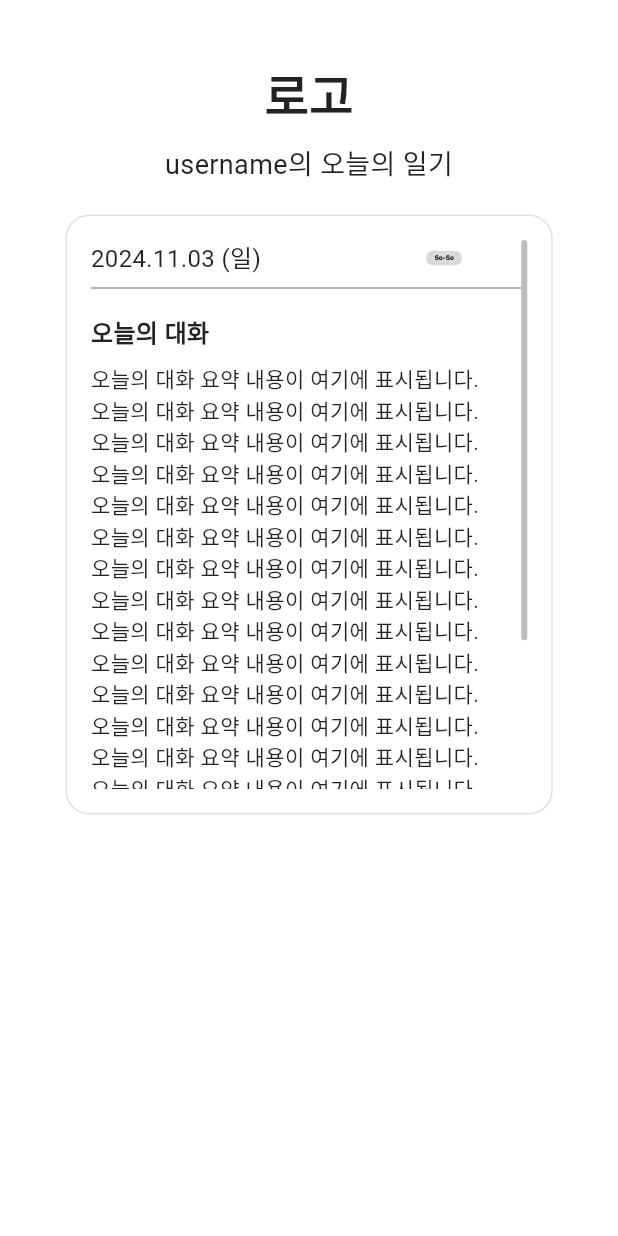
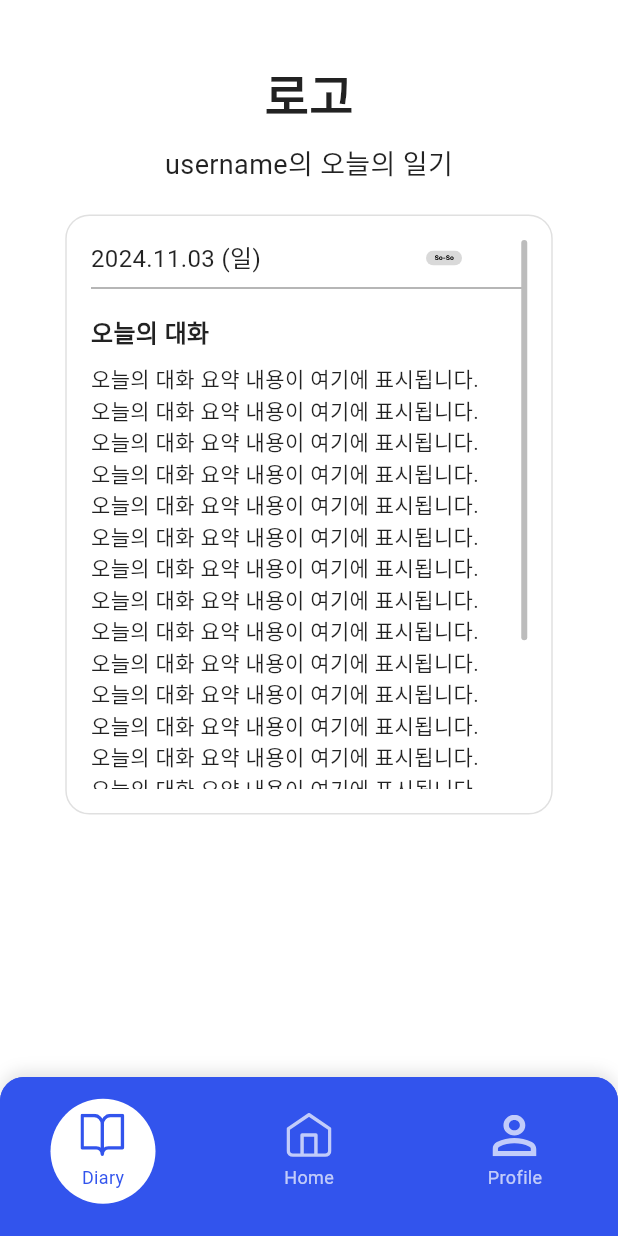
Before and after one commit to 2024-Uni-D/FE, a Flutter app: the DiaryScreen screen opened directly, on a phone screen of 412 x 824 dp. Run offline on Flutter 3.47's test engine with Material 3 defaults, Android fonts, the phone set to English and light mode, and no system bars; our stand-ins replace flutter_svg, pie_chart, shared_preferences, table_calendar; accounts and stored records are empty; network calls fail.

Commit message:
Fix : todayDiary NavBtn

```diff
--- a/flutter_application_1/lib/screens/today_Diary.dart
+++ b/flutter_application_1/lib/screens/today_Diary.dart
@@ -3,6 +3,9 @@ import 'package:flutter_svg/flutter_svg.dart';
 import 'package:intl/intl.dart';
 import 'package:intl/date_symbol_data_local.dart';
 import '../api/auth_api.dart';
+import 'main_page.dart'; // HomeScreen import
+import 'calendar_page.dart'; // MyDiaryScreen import
+import 'profile_page.dart'; // EmotionChart import
 
 class DiaryScreen extends StatefulWidget {
   @override
@@ -10,20 +13,19 @@ class DiaryScreen extends StatefulWidget {
 }
 
 class _DiaryScreenState extends State<DiaryScreen> {
-  final AuthAPI authAPI = AuthAPI(); // AuthAPI 인스턴스 생성
-  String username = "username";  // 서버에서 받아올 이름
-  String summary = "오늘의 대화 요약 내용이 여기에 표시됩니다."; // 대화 요약
-  int mood = 2; // 0: Positive, 1: Negative, 2: Soso
+  final AuthAPI authAPI = AuthAPI();
+  String username = "username";
+  String summary = "오늘의 대화 요약 내용이 여기에 표시됩니다.";
+  int mood = 2;
 
   @override
   void initState() {
     super.initState();
-    _retrieveUsername(); // 화면이 초기화될 때 사용자 이름 불러오기
+    _retrieveUsername();
   }
 
-  // 서버에서 사용자 이름을 가져오는 메서드
   Future<void> _retrieveUsername() async {
-    int userId = 1; // 예시로 설정한 ID, 실제로는 필요한 ID로 변경
+    int userId = 1;
     String? retrievedName = await authAPI.retrieveUser(userId);
 
     if (retrievedName != null) {
@@ -35,14 +37,12 @@ class _DiaryScreenState extends State<DiaryScreen> {
     }
   }
 
-  // 오늘 날짜 가져오기
   String getCurrentDate() {
     final now = DateTime.now();
     final formatter = DateFormat('yyyy.MM.dd (E)', 'ko');
     return formatter.format(now);
   }
 
-  // 기분 상태에 따른 SVG 경로 가져오기
   String getMoodSvgPath() {
     switch (mood) {
       case 0:
@@ -143,6 +143,128 @@ class _DiaryScreenState extends State<DiaryScreen> {
           ],
         ),
       ),
+      bottomNavigationBar: CustomBottomNavigationBar(selectedIndex: 0),
+    );
+  }
+}
+
+class CustomBottomNavigationBar extends StatefulWidget {
+  final int selectedIndex;
+  CustomBottomNavigationBar({required this.selectedIndex});
+
+  @override
+  _CustomBottomNavigationBarState createState() =>
+      _CustomBottomNavigationBarState();
+}
+
+class _CustomBottomNavigationBarState extends State<CustomBottomNavigationBar> {
+  late int _selectedIndex;
+
+  @override
+  void initState() {
+    super.initState();
+    _selectedIndex = widget.selectedIndex;
+  }
+
+  @override
+  Widget build(BuildContext context) {
+    return Container(
+      width: 360.0,
+      height: 106.0,
+      decoration: BoxDecoration(
+        color: Color(0xFF3254ED),
+        borderRadius: BorderRadius.only(
+          topLeft: Radius.circular(16),
+          topRight: Radius.circular(16),
+        ),
+        boxShadow: [
+          BoxShadow(
+            color: Colors.black.withOpacity(0.1),
+            offset: Offset(0, -4),
+            blurRadius: 8,
+          ),
+        ],
+      ),
+      child: ClipRRect(
+        borderRadius: BorderRadius.only(
+          topLeft: Radius.circular(16),
+          topRight: Radius.circular(16),
+        ),
+        child: BottomNavigationBar(
+          items: <BottomNavigationBarItem>[
+            BottomNavigationBarItem(
+              icon: _buildNavItem('assets/icon/diary.svg', 'Diary', 0),
+              label: '',
+            ),
+            BottomNavigationBarItem(
+              icon: _buildNavItem('assets/icon/home_icon.svg', 'Home', 1),
+              label: '',
+            ),
+            BottomNavigationBarItem(
+              icon: _buildNavItem('assets/icon/profile_icon.svg', 'Profile', 2),
+              label: '',
+            ),
+          ],
+          currentIndex: _selectedIndex,
+          selectedItemColor: Colors.white,
+          unselectedItemColor: Colors.white70,
+          backgroundColor: Color(0xFF3254ED),
+          showSelectedLabels: false,
+          showUnselectedLabels: false,
+          onTap: (index) {
+            setState(() {
+              _selectedIndex = index;
+            });
+
+            if (index == 0) {
+              Navigator.push(
+                context,
+                MaterialPageRoute(builder: (context) => MyDiaryScreen()),
+              );
+            } else if (index == 1) {
+              Navigator.push(
+                context,
+                MaterialPageRoute(builder: (context) => HomeScreen()),
+              );
+            } else if (index == 2) {
+              Navigator.push(
+                context,
+                MaterialPageRoute(builder: (context) => EmotionChart()),
+              );
+            }
+          },
+        ),
+      ),
+    );
+  }
+
+  Widget _buildNavItem(String assetPath, String label, int index) {
+    return Container(
+      decoration: BoxDecoration(
+        color: _selectedIndex == index ? Colors.white : Colors.transparent,
+        shape: BoxShape.circle,
+      ),
+      padding: EdgeInsets.symmetric(horizontal: 20, vertical: 10),
+      child: Column(
+        mainAxisSize: MainAxisSize.min,
+        children: [
+          SvgPicture.asset(
+            assetPath,
+            color: _selectedIndex == index ? Color(0xFF3254ED) : Colors.white70,
+            width: 30,
+            height: 30,
+          ),
+          SizedBox(height: 4),
+          Text(
+            label,
+            style: TextStyle(
+              color:
+                  _selectedIndex == index ? Color(0xFF3254ED) : Colors.white70,
+              fontSize: 12,
+            ),
+          ),
+        ],
+      ),
     );
   }
 }
```
